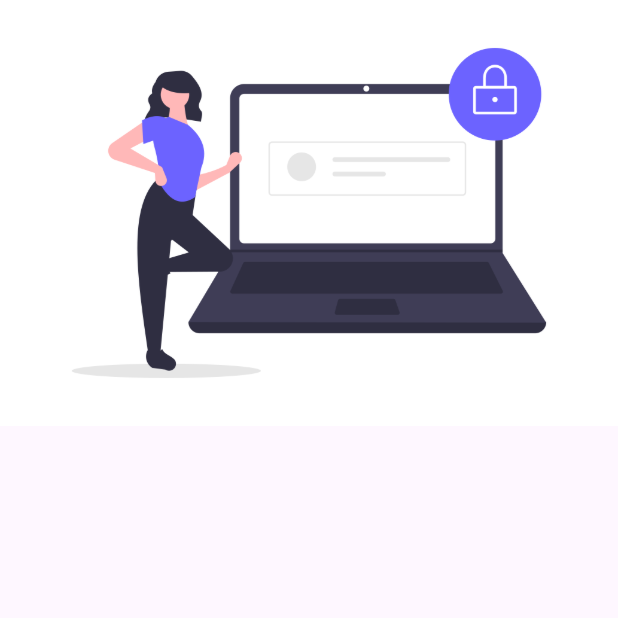
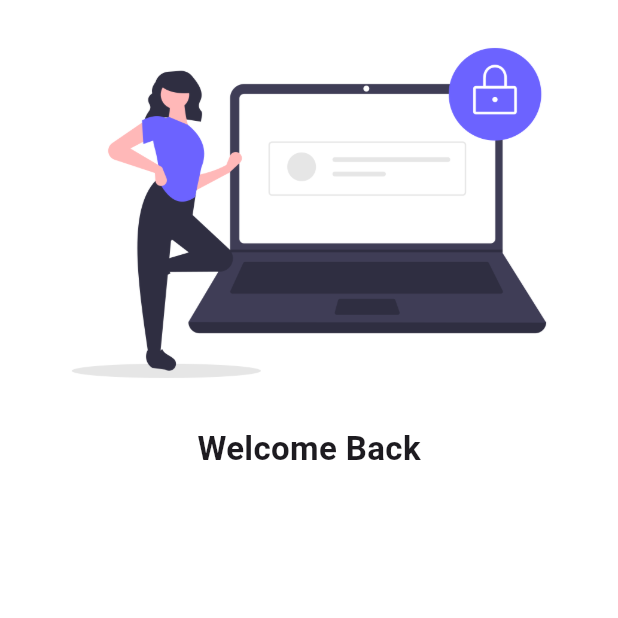
Before and after one commit to FazalHamzaKhan12/codepur_8h, a Flutter app: the screen it shows after launch, on a phone screen of 412 x 824 dp, the top half of it. Run offline on Flutter 3.47's test engine with Material 3 defaults, Android fonts, the phone set to English and light mode, and no system bars.

Commit message:
add text

```diff
--- a/lib/Pages/login_page.dart
+++ b/lib/Pages/login_page.dart
@@ -6,8 +6,10 @@ class LoginPage extends StatelessWidget {
   @override
   Widget build(BuildContext context) {
     return Scaffold(
+      backgroundColor: Colors.white,
         body: Column(
-      children: [Image.asset("assets/images/login_img.png")],
+      children: [Image.asset("assets/images/login_img.png",fit: BoxFit.cover,),
+      Text("Welcome Back",style: TextStyle(fontSize: 22,fontWeight: FontWeight.bold,),)],
     ));
   }
 }
--- a/lib/main.dart
+++ b/lib/main.dart
@@ -5,6 +5,7 @@ import 'package:flutter/material.dart';
 void main() {
   runApp(MaterialApp(
     debugShowCheckedModeBanner: false,
+
     initialRoute: "/login",
     routes: {
       "/": (context) => LoginPage(),
```
